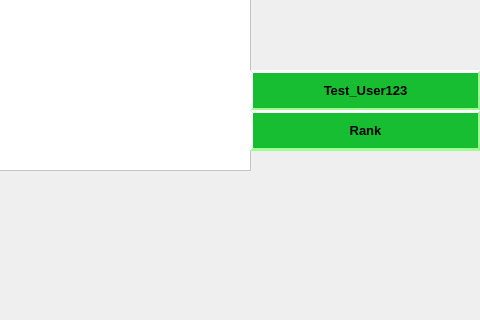
First picture: the form in untitled/mainwindow.ui, repository ledong2512/QtOAQ, before the edit; both pictures show x 320 to 800 and y 160 to 480 of the 800 by 480 pixel window.
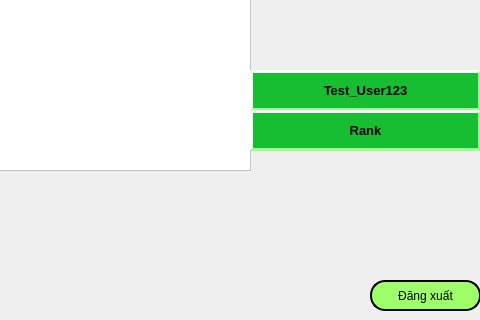
Second picture: the form after the edit. The open tabs and pages were chosen to show the change. Icons and pictures are not drawn.

The edit to the form file:
```diff
--- a/untitled/mainwindow.ui
+++ b/untitled/mainwindow.ui
@@ -342,6 +342,19 @@
        <set>Qt::AlignCenter</set>
       </property>
      </widget>
+     <widget class="QPushButton" name="logoutButton">
+      <property name="geometry">
+       <rect>
+        <x>690</x>
+        <y>440</y>
+        <width>111</width>
+        <height>31</height>
+       </rect>
+      </property>
+      <property name="text">
+       <string>Đăng xuất</string>
+      </property>
+     </widget>
     </widget>
     <widget class="QWidget" name="page_2"/>
    </widget>
```
Left out of the diff: 22 changed lines with no effect on the pictures.
